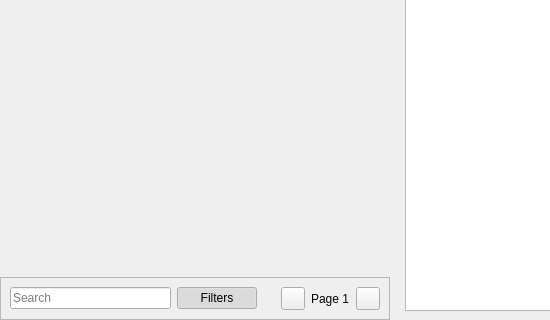
Qt form data/ui/widgets/facial.ui (brandonzorn/Nlight) before a commit; both pictures show x 0 to 550 and y 188 to 508 of the 860 by 508 pixel window.
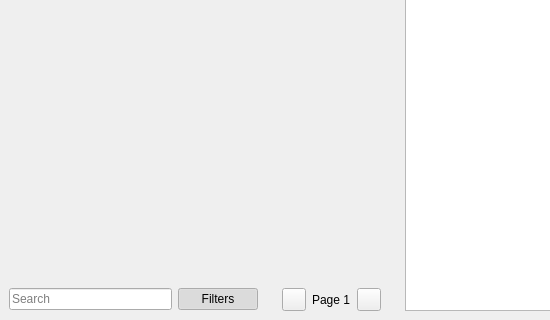
The same form after that commit. Custom widgets are drawn as their Qt base class.

Commit message: replaced frames with cards

What changed in the file:
```diff
--- a/data/ui/widgets/facial.ui
+++ b/data/ui/widgets/facial.ui
@@ -40,13 +40,7 @@
       </widget>
      </item>
      <item>
-      <widget class="QFrame" name="search_frame">
-       <property name="frameShape">
-        <enum>QFrame::StyledPanel</enum>
-       </property>
-       <property name="frameShadow">
-        <enum>QFrame::Raised</enum>
-       </property>
+      <widget class="QWidget" name="search_frame">
        <layout class="QHBoxLayout" name="horizontalLayout_3">
         <property name="leftMargin">
          <number>0</number>
```
The commit also changes 7 other files.
